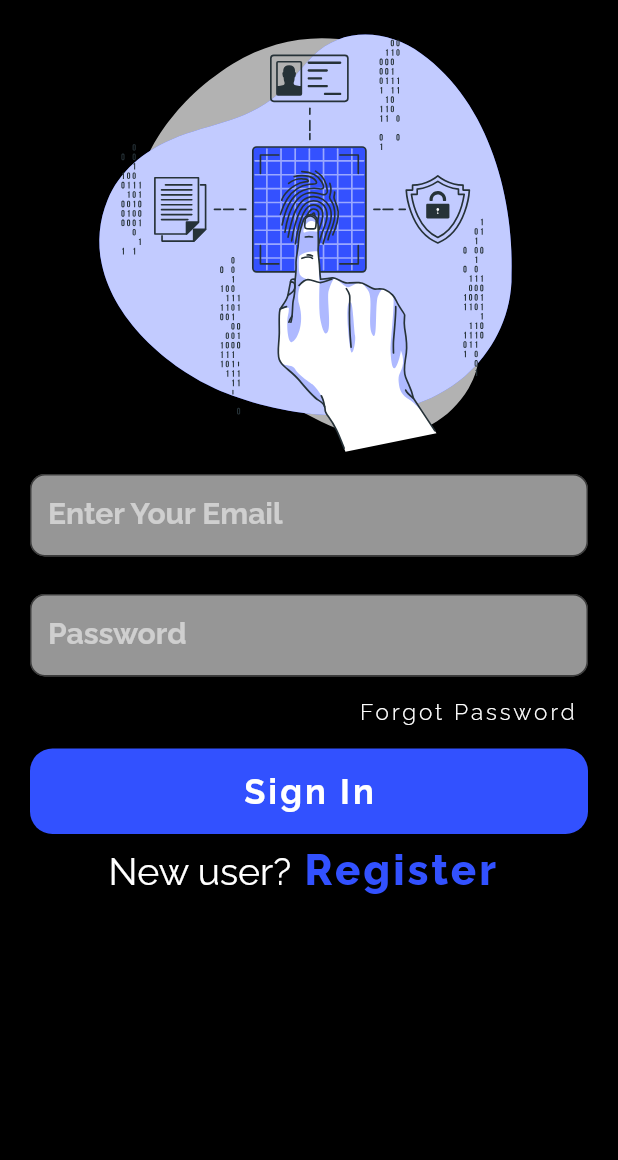
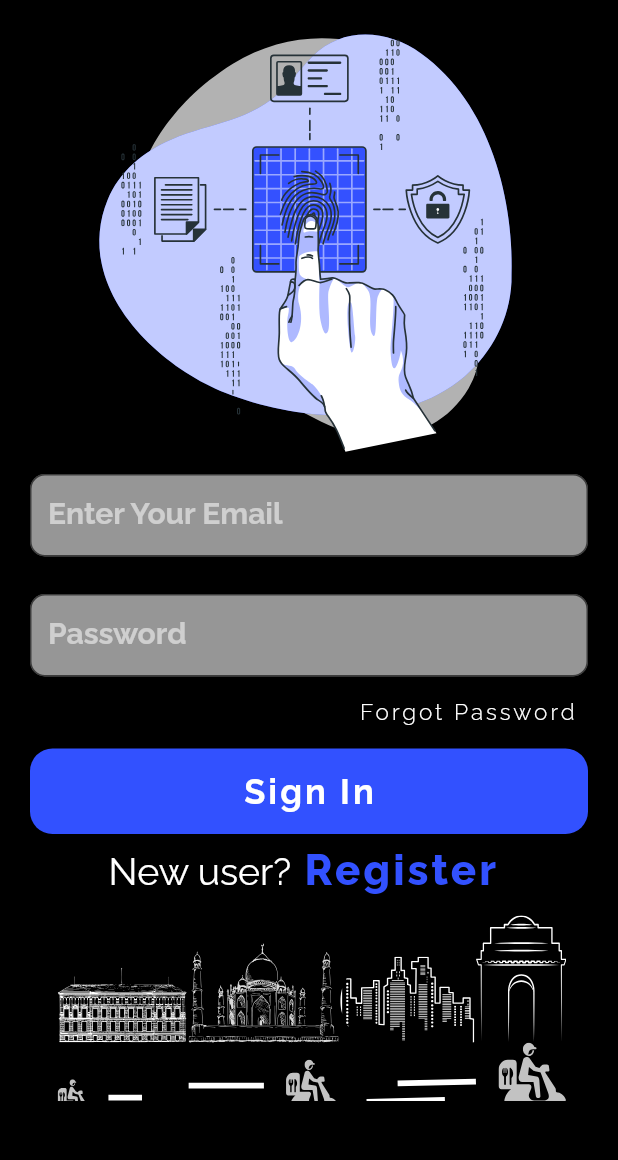
Before and after one commit to udityaprakash/Foodora-Seller-App, a Flutter app: the screen it shows after launch, after a tap on "Sign In", on a phone screen of 412 x 824 dp, the part 75-1235 px from its top. Run offline on Flutter 3.47's test engine with Material 2 defaults, Android fonts, the phone set to English and light mode, and no system bars; our stand-ins replace flutter_svg.

Commit message:
100% completed login page

```diff
--- a/lib/screens/homepage/loginpage.dart
+++ b/lib/screens/homepage/loginpage.dart
@@ -23,7 +23,8 @@ class _LoginpageState extends State<Loginpage> {
         child: Container(
           height: MediaQuery.of(context).size.height - 40.0,
           padding: EdgeInsets.symmetric(horizontal: 20.0),
-          child: Column(
+          child: ListView(
+            shrinkWrap: true,
             children: [
               Row(
                 children: [
@@ -86,7 +87,12 @@ class _LoginpageState extends State<Loginpage> {
                         Navigator.pushNamed(context, '/newregister');
                       })
                     ],
-                  )
+                  ),
+                  Column(
+                    children: [
+                      svggenerator(140, 360, 'assets/svg/bottompage.svg'),
+                    ],
+                  ),
                 ],
               ),
             ],
```
Also changed, not shown: assets/svg/bottompage.svg (added).
